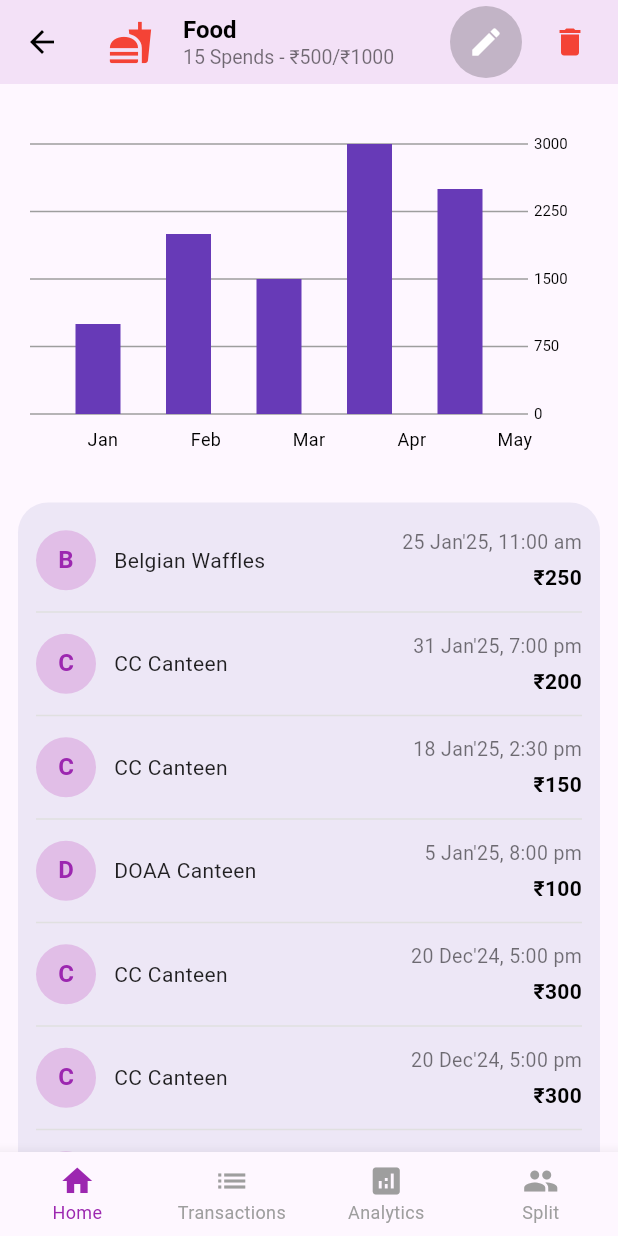
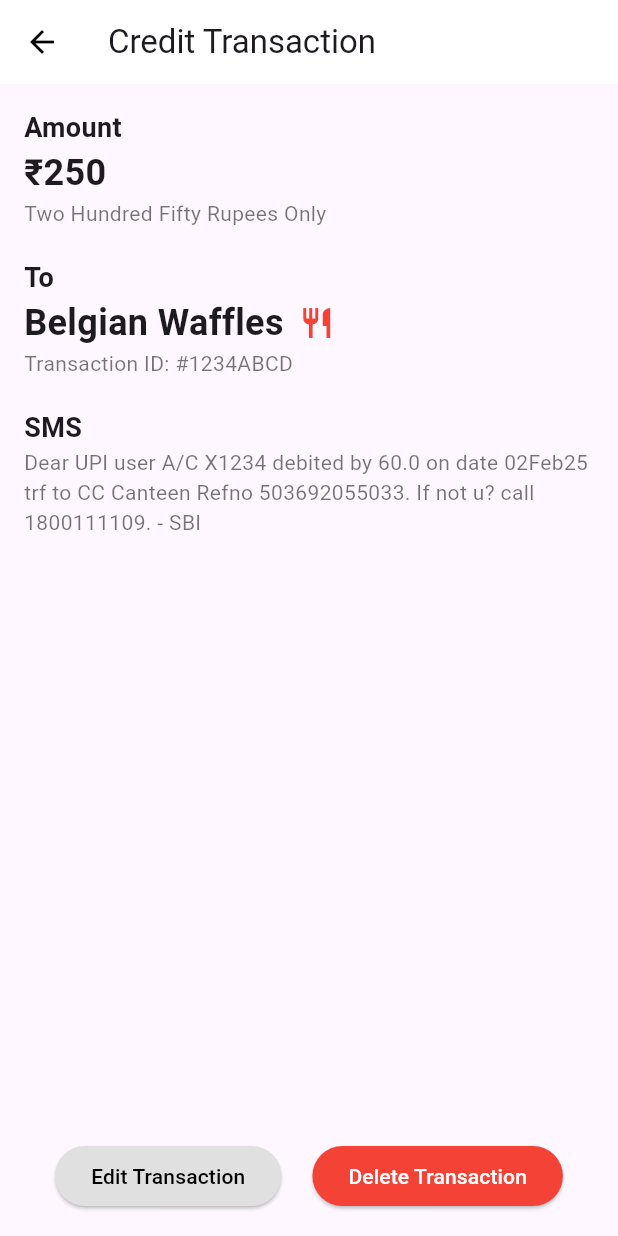
Before and after one commit to Runtime-Error-IITK/brokeo, a Flutter app: the CategoryPage screen opened directly with sample values from the repository, after a tap on an icon or button, on a phone screen of 412 x 824 dp. Run offline on Flutter 3.47's test engine with Material 3 defaults, Android fonts, the phone set to English and light mode, and no system bars; our stand-ins replace google_fonts, intl_phone_field; missing offline and left inert: currency_picker.

Commit message:
Completed initial transaction section

```diff
--- a/lib/frontend/home_pages/home_page.dart
+++ b/lib/frontend/home_pages/home_page.dart
@@ -2,6 +2,7 @@
 import 'package:brokeo/frontend/transactions_pages/categories_page.dart';
 import 'package:flutter/material.dart';
 import 'package:intl/intl.dart';
+import 'package:brokeo/models/transaction_model.dart'; // <== new import
 
 /// Home Page
 class HomePage extends StatefulWidget {
@@ -28,7 +29,7 @@
     String currentMonth = DateFormat.MMMM().format(DateTime.now());
 
     // Get data
-    List<Transaction> transactions = MockBackend.getTransactions();
+    List<Transaction> transactions = MockBackend.getTransactions(context);
     List<CategoryItem> categories = MockBackend.getCategories();
     List<ScheduledPayment> scheduledPayments =
         MockBackend.getScheduledPayments();
@@ -952,18 +953,7 @@
 
 /// Models
 
-/// Transaction Model with a dummy getSpent() method.
-class Transaction {
-  final String name;
-  final double amount;
-  Transaction(this.name, this.amount);
-
-  /// Dummy function to return a positive spend value.
-  /// For now, it returns a fixed dummy value.
-  double getSpent() {
-    return 100; // Dummy value
-  }
-}
+/// Remove the local Transaction model
 
 /// Category Model
 class CategoryItem {
@@ -998,12 +988,12 @@
 
 /// Backend
 class MockBackend {
-  static List<Transaction> getTransactions() {
+  static List<Transaction> getTransactions(BuildContext context) {
     return [
-      Transaction("Sourav das", -5000),
-      Transaction("Darshan", -510),
-      Transaction("Anjali Patra", 1200),
-      Transaction("Extra Transaction", -200),
+      Transaction(name: "Sourav das", amount: -5000, date: DateFormat('yyyy-MM-dd').format(DateTime.now()), time: TimeOfDay.now().format(context)),
+      Transaction(name: "Darshan", amount: -510, date: DateFormat('yyyy-MM-dd').format(DateTime.now()), time: TimeOfDay.now().format(context)),
+      Transaction(name: "Anjali Patra", amount: 1200, date: DateFormat('yyyy-MM-dd').format(DateTime.now()), time: TimeOfDay.now().format(context)),
+      Transaction(name: "Extra Transaction", amount: -200, date: DateFormat('yyyy-MM-dd').format(DateTime.now()), time: TimeOfDay.now().format(context)),
     ];
   }
 
--- a/lib/frontend/transactions_pages/categories_page.dart
+++ b/lib/frontend/transactions_pages/categories_page.dart
@@ -2,6 +2,8 @@
 import 'package:brokeo/frontend/transactions_pages/category_page.dart';
 import 'package:flutter/material.dart';
 import 'dart:math';
+import 'package:brokeo/frontend/transactions_pages/transaction_detail_page.dart';
+import 'package:brokeo/models/transaction_model.dart'; // <== new import
 
 /// Main CategoriesPage
 class CategoriesPage extends StatefulWidget {
@@ -500,10 +502,12 @@
   Widget _transactionTile(Transaction transaction, int index) {
     return InkWell(
       onTap: () {
-        // setState(() {
-        //   expandedTransactionIndex =
-        //       (expandedTransactionIndex == index) ? -1 : index;
-        // });
+        Navigator.push(
+          context,
+          MaterialPageRoute(
+            builder: (context) => TransactionDetailPage(transaction: transaction),
+          ),
+        );
       },
       child: Column(
         children: [
@@ -546,17 +550,6 @@
               ],
             ),
           ),
-          // if (expandedTransactionIndex == index)
-          //   Padding(
-          //     padding: const EdgeInsets.only(left: 50, right: 10, bottom: 8),
-          //     child: Align(
-          //       alignment: Alignment.centerLeft,
-          //       child: Text(
-          //         "Date: ${DateFormat('dd MMM yyyy').format(DateTime.now())}\nCategory: Groceries",
-          //         style: TextStyle(fontSize: 12, color: Colors.black54),
-          //       ),
-          //     ),
-          //   ),
         ],
       ),
     );
@@ -850,39 +843,15 @@
     return ["Food", "Shopping", "Travel", "Others"];
   }
 }
-class Transaction {
-  final String name;
-  final double amount;
-  Transaction(this.name, this.amount);
-
-  /// Dummy function to return a positive spend value.
-  /// For now, it returns a fixed dummy value.
-  double getSpent() {
-    return 100; // Dummy value
-  }
-}
 
 /// Backend
 class MockBackend {
   static List<Transaction> getTransactions() {
     return [
-      Transaction("Chetan Singh", -50),
-      Transaction("Darshan", -510),
-      Transaction("Anjali Patra", 1200),
-      Transaction("Extra Transaction", -200),
-      Transaction("Extra Transaction", -200),
-      Transaction("Extra Transaction", -200),
-      Transaction("Extra Transaction", -200),
-      Transaction("Extra Transaction", -200),
-      Transaction("Extra Transaction", -200),
-      Transaction("Extra Transaction", -200),
-      Transaction("Extra Transaction", -200),
-      Transaction("Extra Transaction", -200),
+      Transaction(name: "Chetan Singh", amount: -50, date: "25 Jan'25", time: "11:00 am"),
+      Transaction(name: "Darshan", amount: -510, date: "24 Jan'25", time: "10:00 am"),
+      Transaction(name: "Anjali Patra", amount: 1200, date: "23 Jan'25", time: "09:00 am"),
+      Transaction(name: "Extra Transaction", amount: -200, date: "22 Jan'25", time: "08:00 am"),
     ];
   }
-
-  /// Dummy function to return the total spent amount.
-  static double getTotalSpent() {
-    return 600; // Dummy total spent value
-  }
 }
--- a/lib/frontend/transactions_pages/category_page.dart
+++ b/lib/frontend/transactions_pages/category_page.dart
@@ -1,6 +1,8 @@
 import 'package:flutter/material.dart';
 import 'package:brokeo/frontend/transactions_pages/categories_page.dart';
 import 'dart:math';
+import 'package:brokeo/frontend/transactions_pages/transaction_detail_page.dart';
+import 'package:brokeo/models/transaction_model.dart'; // <== new import
 
 class CategoryPage extends StatefulWidget {
   final CategoryCardData data;
@@ -460,7 +462,7 @@
                     final transaction = entry.value;
                     return Column(
                       children: [
-                        _transactionTile(transaction),
+                        _transactionTile(context, transaction),
                         if (index < transactions.length - 1)
                           Divider(color: Colors.grey[300]),
                       ],
@@ -473,11 +475,15 @@
   }
 
   /// Single Transaction Row (clickable, but onTap is commented out).
-  Widget _transactionTile(Transaction transaction) {
+  Widget _transactionTile(BuildContext context, Transaction transaction) {
     return InkWell(
       onTap: () {
-        // Commented out for now:
-        // print("Tapped on ${transaction.name}");
+        Navigator.push(
+          context,
+          MaterialPageRoute(
+            builder: (context) => TransactionDetailPage(transaction: transaction),
+          ),
+        );
       },
       child: Padding(
         padding: const EdgeInsets.symmetric(vertical: 5),
@@ -593,17 +599,3 @@
     ];
   }
 }
-
-class Transaction {
-  final String name;
-  final double amount;
-  final String date; // e.g., "25 Jan'25"
-  final String time; // e.g., "11:00 am"
-
-  Transaction({
-    required this.name,
-    required this.amount,
-    required this.date,
-    required this.time,
-  });
-}
--- /dev/null
+++ b/lib/frontend/transactions_pages/transaction_detail_page.dart
@@ -0,0 +1,196 @@
+import 'package:flutter/material.dart';
+import 'package:brokeo/models/transaction_model.dart';
+
+class TransactionDetailPage extends StatelessWidget {
+  final Transaction transaction;
+
+  const TransactionDetailPage({Key? key, required this.transaction}) : super(key: key);
+
+  @override
+  Widget build(BuildContext context) {
+    return Scaffold(
+      appBar: AppBar(
+        title: Text("Credit Transaction"),
+        backgroundColor: Colors.white,
+        iconTheme: IconThemeData(color: Colors.black),
+        elevation: 0,
+      ),
+      body: Padding(
+        padding: const EdgeInsets.all(16.0),
+        child: Column(
+          crossAxisAlignment: CrossAxisAlignment.start,
+          children: [
+            Text(
+              "Amount",
+              style: TextStyle(fontSize: 18, fontWeight: FontWeight.bold),
+            ),
+            Text(
+              "₹${transaction.amount.toStringAsFixed(0)}",
+              style: TextStyle(fontSize: 24, fontWeight: FontWeight.bold),
+            ),
+            Text(
+              "${_convertNumberToWords(transaction.amount.toInt())} Rupees Only",
+              style: TextStyle(fontSize: 14, color: Colors.black54),
+            ),
+            SizedBox(height: 20),
+            Text(
+              "To",
+              style: TextStyle(fontSize: 18, fontWeight: FontWeight.bold),
+            ),
+            Row(
+              children: [
+                Text(
+                  transaction.name,
+                  style: TextStyle(fontSize: 24, fontWeight: FontWeight.bold),
+                ),
+                SizedBox(width: 10),
+                Icon(Icons.restaurant, color: Colors.red),
+              ],
+            ),
+            Text(
+              "Transaction ID: #1234ABCD",
+              style: TextStyle(fontSize: 14, color: Colors.black54),
+            ),
+            SizedBox(height: 20),
+            Text(
+              "SMS",
+              style: TextStyle(fontSize: 18, fontWeight: FontWeight.bold),
+            ),
+            Text(
+              "Dear UPI user A/C X1234 debited by 60.0 on date 02Feb25 trf to CC Canteen Refno 503692055033. If not u? call 1800111109. - SBI",
+              style: TextStyle(fontSize: 14, color: Colors.black54),
+            ),
+            Spacer(),
+            Row(
+              mainAxisAlignment: MainAxisAlignment.spaceEvenly,
+              children: [
+                ElevatedButton(
+                  onPressed: () {
+                    _showEditTransactionDialog(context, transaction);
+                  },
+                  style: ElevatedButton.styleFrom(
+                    backgroundColor: Colors.grey[300],
+                    foregroundColor: Colors.black,
+                  ),
+                  child: Text("Edit Transaction"),
+                ),
+                ElevatedButton(
+                  onPressed: () {
+                    _showDeleteConfirmationDialog(context, transaction);
+                  },
+                  style: ElevatedButton.styleFrom(
+                    backgroundColor: Colors.red,
+                    foregroundColor: Colors.white,
+                  ),
+                  child: Text("Delete Transaction"),
+                ),
+              ],
+            ),
+          ],
+        ),
+      ),
+    );
+  }
+
+  void _showEditTransactionDialog(BuildContext context, Transaction transaction) {
+    TextEditingController amountController = TextEditingController(text: transaction.amount.toString());
+    TextEditingController nameController = TextEditingController(text: transaction.name);
+    showDialog(
+      context: context,
+      builder: (BuildContext context) {
+        return AlertDialog(
+          title: Text("Edit Transaction"),
+          content: Column(
+            mainAxisSize: MainAxisSize.min,
+            children: [
+              TextField(
+                controller: amountController,
+                decoration: InputDecoration(labelText: "Amount"),
+              ),
+              TextField(
+                controller: nameController,
+                decoration: InputDecoration(labelText: "Merchant"),
+              ),
+            ],
+          ),
+          actions: [
+            TextButton(
+              onPressed: () => Navigator.pop(context),
+              child: Text("Cancel"),
+            ),
+            TextButton(
+              onPressed: () {
+                // Implement logic to update transaction details
+                print("Updated amount: ${amountController.text}, Merchant: ${nameController.text}");
+                Navigator.pop(context);
+              },
+              child: Text("Confirm"),
+            ),
+          ],
+        );
+      },
+    );
+  }
+
+  void _showDeleteConfirmationDialog(BuildContext context, Transaction transaction) {
+    showDialog(
+      context: context,
+      builder: (BuildContext context) {
+        return AlertDialog(
+          title: Text("Delete Transaction"),
+          content: Text("Are you sure you want to delete this transaction?"),
+          actions: [
+            TextButton(
+              onPressed: () => Navigator.pop(context),
+              child: Text("Cancel"),
+            ),
+            TextButton(
+              onPressed: () {
+                // Implement the delete transaction logic
+                Navigator.pop(context);
+              },
+              child: Text("Delete", style: TextStyle(color: Colors.red)),
+            ),
+          ],
+        );
+      },
+    );
+  }
+
+  String _convertNumberToWords(int number) {
+    if (number == 0) return "Zero";
+    final ones = [
+      "", "One", "Two", "Three", "Four", "Five", "Six", "Seven", "Eight", "Nine",
+      "Ten", "Eleven", "Twelve", "Thirteen", "Fourteen", "Fifteen", "Sixteen",
+      "Seventeen", "Eighteen", "Nineteen"
+    ];
+    final tens = [
+      "", "", "Twenty", "Thirty", "Forty", "Fifty", "Sixty", "Seventy", "Eighty",
+      "Ninety"
+    ];
+    String words = "";
+    if (number >= 1000000) {
+      words += "${_convertNumberToWords(number ~/ 1000000)} Million ";
+      number %= 1000000;
+    }
+    if (number >= 1000) {
+      words += "${_convertNumberToWords(number ~/ 1000)} Thousand ";
+      number %= 1000;
+    }
+    if (number >= 100) {
+      words += "${_convertNumberToWords(number ~/ 100)} Hundred ";
+      number %= 100;
+    }
+    if (number > 0) {
+      if (number < 20) {
+        words += "${ones[number]} ";
+      } else {
+        words += "${tens[number ~/ 10]} ";
+        if ((number % 10) > 0) {
+          words += "${ones[number % 10]} ";
+        }
+      }
+    }
+    return words.trim();
+  }
+}
--- /dev/null
+++ b/lib/models/transaction_model.dart
@@ -0,0 +1,13 @@
+class Transaction {
+  final String name;
+  final double amount;
+  final String date;
+  final String time;
+
+  Transaction({
+    required this.name,
+    required this.amount,
+    required this.date,
+    required this.time,
+  });
+}
```
